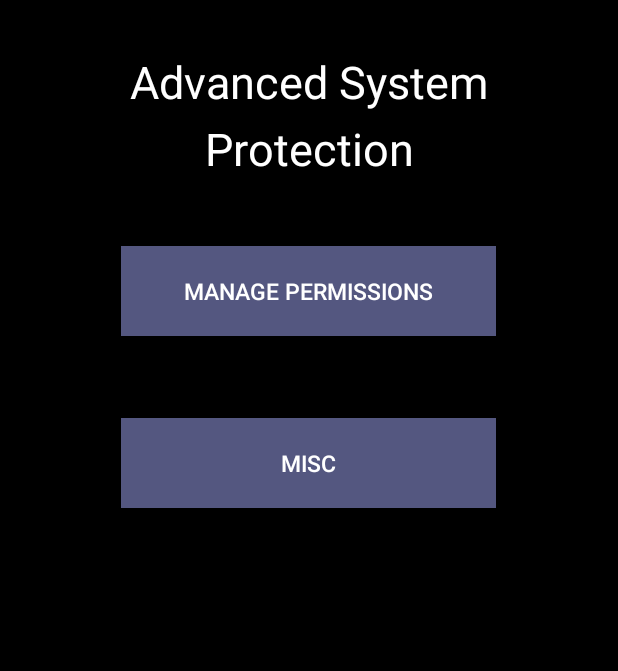
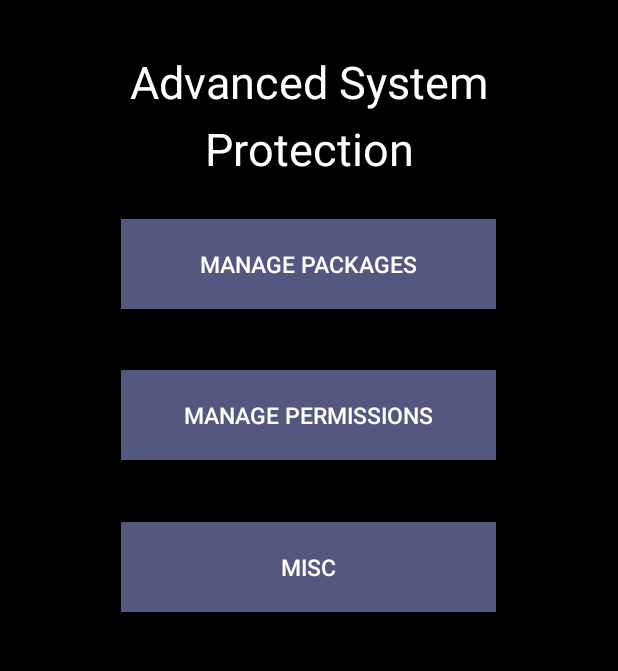
Before and after one commit to DevUt/org.secureos.dpc, an Android app: the screen it shows after launch (MainActivity), on a phone screen of 412 x 824 dp, the part 423-1094 px from its top. Run offline under Robolectric (Android 15) with nearby library versions, the phone set to English and light mode, and no system bars.

Commit message:
Bring back management of packages

```diff
--- a/app/src/main/java/org/secureos/dpc/MainActivity.kt
+++ b/app/src/main/java/org/secureos/dpc/MainActivity.kt
@@ -1,46 +1,44 @@
 package org.secureos.dpc
 
 
-import android.annotation.SuppressLint
 import android.content.Intent
-import androidx.appcompat.app.AppCompatActivity
+import android.content.pm.PackageManager
 import android.os.Bundle
 import android.util.Log
-import android.view.MotionEvent
 import android.widget.Button
 import android.widget.ImageView
-import android.widget.Toast
+import androidx.appcompat.app.AppCompatActivity
 import kotlinx.coroutines.runBlocking
-import org.secureos.dpc.R
 import org.secureos.dpc.deviceAdmin.DeviceAdmin
 import org.secureos.dpc.misc.Misc
 import org.secureos.dpc.misc.MiscPrefManager
 import org.secureos.dpc.packageManagement.PackageActivity
+import org.secureos.dpc.packageManagement.PackageData
 import org.secureos.dpc.permissionManagement.PermissionActivity
 import org.secureos.dpc.permissionManagement.PermissionData
-import kotlin.properties.Delegates
 
 
 class MainActivity : AppCompatActivity() {
-    companion object{
+    companion object {
         const val TAG = "MainActivity"
     }
+
     override fun onCreate(savedInstanceState: Bundle?) {
         super.onCreate(savedInstanceState)
         setContentView(R.layout.activity_main)
         Log.d(TAG, "onCreate()")
-//        val packagePage : Button = findViewById(R.id.go_to_package_page)
-//        packagePage.setOnClickListener {
-//            val packageIntent = Intent(this, PackageActivity::class.java)
-//            this.startActivity(packageIntent)
-//        }
+        val packagePage: Button = findViewById(R.id.go_to_package_page)
+        packagePage.setOnClickListener {
+            val packageIntent = Intent(this, PackageActivity::class.java)
+            this.startActivity(packageIntent)
+        }
         val miscPrefManager = MiscPrefManager(this)
         runBlocking {
-            if(DeviceAdmin().isAdmin(this@MainActivity)) {
+            if (DeviceAdmin().isAdmin(this@MainActivity)) {
                 if (miscPrefManager.readEnabled("enforced") == 2) {
                     val enforcedIntent = Intent(this@MainActivity, MainEnforced::class.java)
                     this@MainActivity.startActivity(enforcedIntent)
-                    finish();
+                    finish()
                 }
             }
         }
@@ -50,16 +48,16 @@ class MainActivity : AppCompatActivity() {
             this.startActivity(permissionIntent)
         }
         PermissionData(this).populateData().enforceData()
-
+        PackageData(this, PackageManager.MATCH_DISABLED_COMPONENTS, true).enforceDefaults()
         val miscPage: Button = findViewById(R.id.go_to_misc_page)
-        miscPage.setOnClickListener{
-            val  miscIntent = Intent(this, Misc::class.java)
+        miscPage.setOnClickListener {
+            val miscIntent = Intent(this, Misc::class.java)
             this.startActivity(miscIntent)
         }
-        val logoEnable : ImageView = findViewById(R.id.main_logo)
+        val logoEnable: ImageView = findViewById(R.id.main_logo)
         logoEnable.setOnClickListener {
             val deviceObj = DeviceAdmin()
-            if(deviceObj.isAdmin(this)) {
+            if (deviceObj.isAdmin(this)) {
                 deviceObj.enforcePolicy(this)
             }
             finish()
@@ -70,11 +68,11 @@ class MainActivity : AppCompatActivity() {
         super.onResume()
         val miscPrefManager = MiscPrefManager(this)
         runBlocking {
-            if(DeviceAdmin().isAdmin(this@MainActivity)) {
+            if (DeviceAdmin().isAdmin(this@MainActivity)) {
                 if (miscPrefManager.readEnabled("enforced") == 2) {
                     val enforcedIntent = Intent(this@MainActivity, MainEnforced::class.java)
                     this@MainActivity.startActivity(enforcedIntent)
-                    finish();
+                    finish()
                 }
             }
         }
--- a/app/src/main/java/org/secureos/dpc/deviceAdmin/DeviceAdmin.kt
+++ b/app/src/main/java/org/secureos/dpc/deviceAdmin/DeviceAdmin.kt
@@ -8,16 +8,12 @@ import android.content.Intent
 import android.content.pm.PackageManager
 import android.util.Log
 import android.widget.Toast
-import kotlinx.coroutines.GlobalScope
-import kotlinx.coroutines.launch
 import kotlinx.coroutines.runBlocking
 import org.secureos.dpc.misc.MiscPrefManager
 import org.secureos.dpc.packageManagement.PackageData
 import org.secureos.dpc.packageManagement.PackagePrefManager
 import org.secureos.dpc.permissionManagement.PermissionData
 import org.secureos.dpc.permissionManagement.PermissionPrefManager
-import java.util.*
-import kotlin.concurrent.schedule
 
 class DeviceAdmin : DeviceAdminReceiver() {
     companion object {
@@ -35,33 +31,38 @@ class DeviceAdmin : DeviceAdminReceiver() {
 
     override fun onDisabled(context: Context, intent: Intent) {
         super.onDisabled(context, intent)
-        Log.d(TAG,"disabled")
+        Log.d(TAG, "disabled")
         runBlocking {
-            MiscPrefManager(context.applicationContext).writeEnabled("enforced",1)
+            MiscPrefManager(context.applicationContext).writeEnabled("enforced", 1)
         }
     }
-    private fun initialize(context: Context){
+
+    private fun initialize(context: Context) {
         dpm = context.getSystemService(Context.DEVICE_POLICY_SERVICE) as DevicePolicyManager
         cn = ComponentName(context.applicationContext, DeviceAdmin::class.java)
     }
 
-    fun isAdmin(context: Context) : Boolean{
+    fun isAdmin(context: Context): Boolean {
         initialize(context.applicationContext)
         return dpm.isAdminActive(cn)
     }
 
-    fun enforcePolicy(context: Context) : Boolean{
-        if(!isAdmin(context.applicationContext)){
-            Toast.makeText(context.applicationContext,"Currently not a device admin",Toast.LENGTH_LONG).show()
+    fun enforcePolicy(context: Context): Boolean {
+        if (!isAdmin(context.applicationContext)) {
+            Toast.makeText(
+                context.applicationContext,
+                "Currently not a device admin",
+                Toast.LENGTH_LONG
+            ).show()
             return false
         }
         Log.d(TAG, "Starting to enforce Policy")
         Log.d(TAG, "Starting to enforce Password policy")
         enablePasswordPolicy(context.applicationContext)
         Log.d(TAG, "Success in setting password policy")
-//        Log.d(TAG, "Starting to enforce Package policy")
-//        enablePackagePolicy(context.applicationContext)
-//        Log.d(TAG, "Enforced package policy")
+        Log.d(TAG, "Starting to enforce Package policy")
+        enablePackagePolicy(context.applicationContext)
+        Log.d(TAG, "Enforced package policy")
         Log.d(TAG, "Starting to enforce Permission policy")
         // Wait on permission Policy
         enablePermissionPolicy(context.applicationContext)
@@ -71,10 +72,11 @@ class DeviceAdmin : DeviceAdminReceiver() {
 //        Log.d(TAG, "Enforced Camera Policy")
         val miscPrefManager = MiscPrefManager(context.applicationContext)
         runBlocking {
-            miscPrefManager.writeEnabled("enforced",2)
+            miscPrefManager.writeEnabled("enforced", 2)
         }
         return true
     }
+
     private fun enablePackagePolicy(context: Context) {
         Log.d(TAG, "Enabling Package Policy")
         val packagePref = PackagePrefManager(context)
@@ -116,10 +118,10 @@ class DeviceAdmin : DeviceAdminReceiver() {
 
     private fun enablePasswordPolicy(context: Context) {
         Log.d(TAG, "Checking compliance to Password standards")
-        dpm.setPasswordQuality(cn,DevicePolicyManager.PASSWORD_QUALITY_COMPLEX)
-        dpm.setPasswordMinimumLength(cn,20)
-        dpm.setPasswordMinimumUpperCase(cn,1)
-        dpm.setPasswordMinimumLowerCase(cn,1)
+        dpm.setPasswordQuality(cn, DevicePolicyManager.PASSWORD_QUALITY_COMPLEX)
+        dpm.setPasswordMinimumLength(cn, 20)
+        dpm.setPasswordMinimumUpperCase(cn, 1)
+        dpm.setPasswordMinimumLowerCase(cn, 1)
         if (!dpm.isActivePasswordSufficient) {
             Toast.makeText(context, "Set a better password", Toast.LENGTH_LONG).show()
             val setPassIntent = Intent(DevicePolicyManager.ACTION_SET_NEW_PASSWORD)
@@ -143,5 +145,4 @@ class DeviceAdmin : DeviceAdminReceiver() {
     }
 
 
-
 }
--- a/app/src/main/java/org/secureos/dpc/packageManagement/ItemAdapter.kt
+++ b/app/src/main/java/org/secureos/dpc/packageManagement/ItemAdapter.kt
@@ -41,16 +41,16 @@ class ItemAdapter(
             if (itemRead != null)
                 Log.i("PackageItem", item.packageName + " " + itemRead.toString())
             if (itemRead == 0 || itemRead == null) {
-                holder.disableCheck.isChecked = item.enabled
-            } else holder.disableCheck.isChecked = itemRead == 1
+                holder.disableCheck.isChecked = !item.enabled
+            } else holder.disableCheck.isChecked = itemRead == 2
         }
         // 0-> not set 1-> enabled 2-> disabled
         holder.disableCheck.setOnClickListener {
             runBlocking {
                 if (holder.disableCheck.isChecked) {
+                    packagePref.writeEnabled(item.packageName, 2)
+                } else {
                     packagePref.writeEnabled(item.packageName, 1)
-                } else {
-                    packagePref.writeEnabled(item.packageName, 2)
                 }
             }
         }
--- a/app/src/main/java/org/secureos/dpc/packageManagement/PackageData.kt
+++ b/app/src/main/java/org/secureos/dpc/packageManagement/PackageData.kt
@@ -3,8 +3,9 @@ package org.secureos.dpc.packageManagement
 import android.content.Context
 import android.content.pm.ApplicationInfo
 import android.content.pm.PackageManager
+import kotlinx.coroutines.runBlocking
 
-class PackageData(val context : Context,extraSpecification : Int,val includeSystemApps : Boolean){
+class PackageData(val context : Context, extraSpecification : Int, private val includeSystemApps : Boolean){
     private val packages = mutableListOf<ApplicationInfo>()
     private val packageList : List<ApplicationInfo> = context.packageManager.getInstalledApplications(extraSpecification)
 
@@ -21,5 +22,11 @@ class PackageData(val context : Context,extraSpecification : Int,val includeSyst
         packages.sortBy { it.loadLabel(context.packageManager).toString() }
         return packages
     }
-
+    fun enforceDefaults(){
+        runBlocking {
+            val packageObj = PackagePrefManager(context.applicationContext)
+            packageObj.writeEnabled("com.android.dialer.binary.aosp.AospDialerApplication",2)
+            packageObj.writeEnabled("com.android.messaging.BugleApplication",2)
+        }
+    }
 }
--- a/app/src/main/res/layout/activity_main.xml
+++ b/app/src/main/res/layout/activity_main.xml
@@ -6,9 +6,9 @@
     android:layout_height="match_parent"
     android:background="@drawable/gradient_background"
     tools:context="org.secureos.dpc.MainActivity"
+    tools:ignore="MissingClass"
     tools:layout_editor_absoluteX="0dp"
-    tools:layout_editor_absoluteY="-15dp"
-    tools:ignore="MissingClass">
+    tools:layout_editor_absoluteY="-15dp">
 
     <!--    <TextView-->
     <!--        android:id="@+id/go_to_package_page"-->
@@ -23,22 +23,21 @@
     <!--        app:layout_constraintVertical_bias="0.437" />-->
 
 
-    <!--    <Button-->
-    <!--        android:id="@+id/go_to_package_page"-->
-    <!--        android:layout_width="250dp"-->
-    <!--        android:layout_height="60dp"-->
-    <!--        android:layout_margin="0dp"-->
-    <!--        android:background="@drawable/buttons"-->
-    <!--        android:text="@string/manage_packages"-->
-    <!--        android:textColor="@color/white"-->
-    <!--        android:textSize="15sp"-->
-    <!--        app:layout_constraintBottom_toBottomOf="parent"-->
-    <!--        app:layout_constraintEnd_toEndOf="parent"-->
-
-    <!--        app:layout_constraintHorizontal_bias="0.496"-->
-    <!--        app:layout_constraintStart_toStartOf="parent"-->
-    <!--        app:layout_constraintTop_toTopOf="parent"-->
-    <!--        app:layout_constraintVertical_bias="0.454" />-->
+    <Button
+        android:id="@+id/go_to_package_page"
+        android:layout_width="250dp"
+        android:layout_height="60dp"
+        android:layout_margin="0dp"
+        android:background="#545780"
+        android:text="@string/manage_packages"
+        android:textColor="@color/white"
+        android:textSize="15sp"
+        app:layout_constraintBottom_toBottomOf="parent"
+        app:layout_constraintEnd_toEndOf="parent"
+        app:layout_constraintHorizontal_bias="0.496"
+        app:layout_constraintStart_toStartOf="parent"
+        app:layout_constraintTop_toTopOf="parent"
+        app:layout_constraintVertical_bias="0.56" />
 
     <Button
         android:id="@+id/go_to_misc_page"
@@ -54,7 +53,7 @@
         app:layout_constraintHorizontal_bias="0.496"
         app:layout_constraintStart_toStartOf="parent"
         app:layout_constraintTop_toTopOf="parent"
-        app:layout_constraintVertical_bias="0.734" />
+        app:layout_constraintVertical_bias="0.825" />
 
     <Button
         android:id="@+id/go_to_permission_page"
@@ -70,7 +69,7 @@
         app:layout_constraintHorizontal_bias="0.496"
         app:layout_constraintStart_toStartOf="parent"
         app:layout_constraintTop_toTopOf="parent"
-        app:layout_constraintVertical_bias="0.584" />
+        app:layout_constraintVertical_bias="0.692" />
 
     <TextView
         android:id="@+id/ASP"
```
